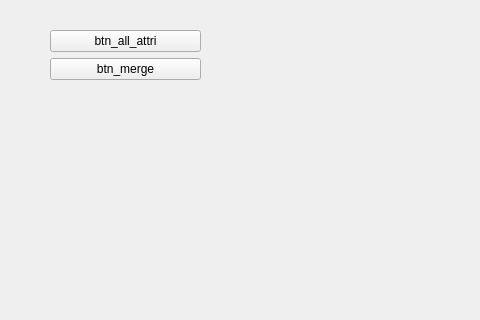
First picture: the form in Main_Window.ui, repository JoyJeeo/Excel_Qt, before the edit; both pictures show x 0 to 480 and y 0 to 320 of the 811 by 598 pixel window.
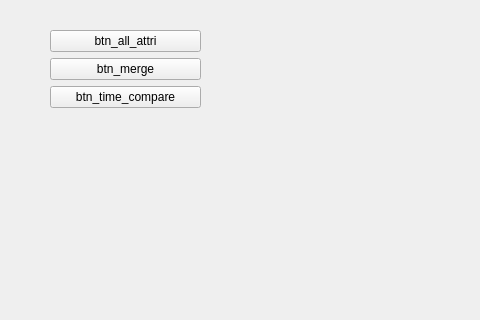
Second picture: the form after the edit. Custom widgets are drawn as their Qt base class.

What changed in the file:
```diff
--- a/Main_Window.ui
+++ b/Main_Window.ui
@@ -20,7 +20,7 @@
       <x>50</x>
       <y>30</y>
       <width>151</width>
-      <height>81</height>
+      <height>111</height>
      </rect>
     </property>
     <layout class="QVBoxLayout" name="verticalLayout">
@@ -44,6 +44,13 @@
        </property>
       </widget>
      </item>
+     <item>
+      <widget class="Button_Time_Compare" name="btn_time_compare">
+       <property name="text">
+        <string>btn_time_compare</string>
+       </property>
+      </widget>
+     </item>
     </layout>
    </widget>
   </widget>
@@ -70,6 +77,11 @@
    <extends>QPushButton</extends>
    <header location="global">actions\buttons\include\Button_Merge_File.h</header>
   </customwidget>
+  <customwidget>
+   <class>Button_Time_Compare</class>
+   <extends>QPushButton</extends>
+   <header>actions\buttons\include\Button_Time_Compare.h</header>
+  </customwidget>
  </customwidgets>
  <resources/>
  <connections/>
```
Left out of the diff: 2 changed lines with no effect on the pictures.
